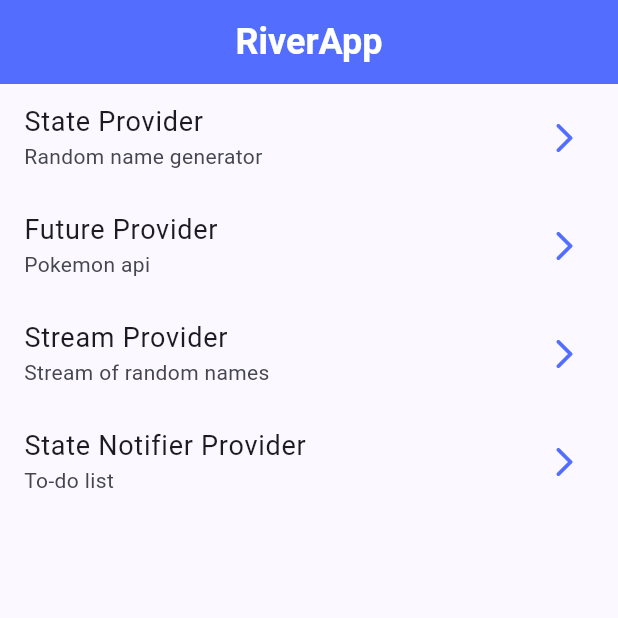
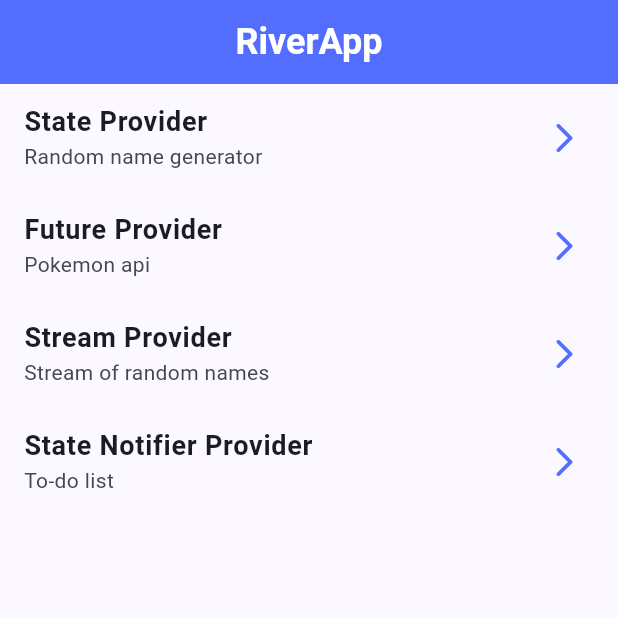
Before and after one commit to franzcmarcelo/flutter_riverpod_app, a Flutter app: the screen it shows after launch, on a phone screen of 412 x 824 dp, the top half of it. Run offline on Flutter 3.47's test engine with Material 3 defaults, Android fonts, the phone set to English and light mode, and no system bars; our stand-ins replace dio, flutter_riverpod, go_router, google_fonts; missing offline and left inert: random_name_generator.

```diff
--- a/lib/presentations/screens/home/home_screen.dart
+++ b/lib/presentations/screens/home/home_screen.dart
@@ -73,8 +73,8 @@ class _CustomListTile extends StatelessWidget {
     return ListTile(
       title: Text(
         title,
-        style: TextStyle(
-          fontFamily: GoogleFonts.russoOne().fontFamily,
+        style: const TextStyle(
+          fontWeight: FontWeight.bold,
           fontSize: 18,
         ),
       ),
```
Also changed, not shown: lib/presentations/screens/01_state_provider/state_provider_screen.dart (+43 -2 lines).
